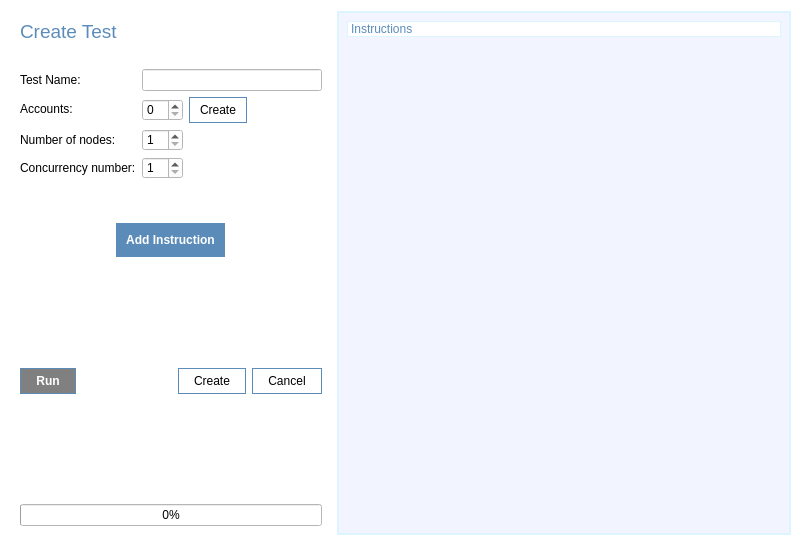
DaniCaballero/ide, file ui/Test_v2.ui: the form before one commit.
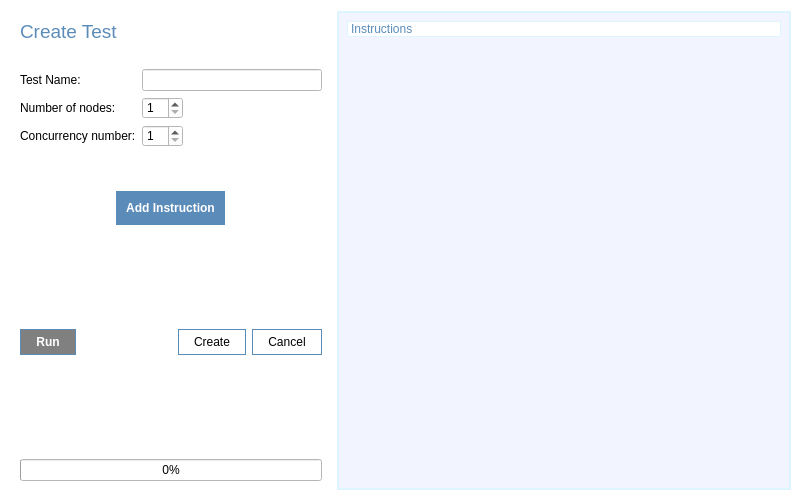
The form after the commit.

```diff
--- a/ui/Test_v2.ui
+++ b/ui/Test_v2.ui
@@ -7,7 +7,7 @@
     <x>0</x>
     <y>0</y>
     <width>802</width>
-    <height>546</height>
+    <height>501</height>
    </rect>
   </property>
   <property name="sizePolicy">
@@ -29,7 +29,7 @@
 
 </string>
   </property>
-  <layout class="QHBoxLayout" name="horizontalLayout_5">
+  <layout class="QHBoxLayout" name="horizontalLayout">
    <item>
     <widget class="QWidget" name="widget" native="true">
      <property name="sizePolicy">
@@ -88,72 +88,13 @@
          </widget>
         </item>
         <item row="1" column="0">
-         <widget class="QLabel" name="label_2">
-          <property name="text">
-           <string>Accounts:</string>
-          </property>
-         </widget>
-        </item>
-        <item row="1" column="1">
-         <layout class="QHBoxLayout" name="horizontalLayout">
-          <item>
-           <widget class="QSpinBox" name="accounts_number">
-            <property name="sizePolicy">
-             <sizepolicy hsizetype="Fixed" vsizetype="Fixed">
-              <horstretch>0</horstretch>
-              <verstretch>0</verstretch>
-             </sizepolicy>
-            </property>
-           </widget>
-          </item>
-          <item>
-           <widget class="QPushButton" name="create_accounts_btn">
-            <property name="sizePolicy">
-             <sizepolicy hsizetype="Fixed" vsizetype="Fixed">
-              <horstretch>0</horstretch>
-              <verstretch>0</verstretch>
-             </sizepolicy>
-            </property>
-            <property name="styleSheet">
-             <string notr="true">#create_accounts_btn {
-background-color: white;
-border: 1px solid #5b8cb9;
-
-padding: 5px 10px;
-}
-
-#create_accounts_btn::hover {
-background-color: #f2f5ff;
-}</string>
-            </property>
-            <property name="text">
-             <string>Create</string>
-            </property>
-           </widget>
-          </item>
-          <item>
-           <spacer name="horizontalSpacer">
-            <property name="orientation">
-             <enum>Qt::Horizontal</enum>
-            </property>
-            <property name="sizeHint" stdset="0">
-             <size>
-              <width>28</width>
-              <height>20</height>
-             </size>
-            </property>
-           </spacer>
-          </item>
-         </layout>
-        </item>
-        <item row="2" column="0">
          <widget class="QLabel" name="label_5">
           <property name="text">
            <string>Number of nodes:</string>
           </property>
          </widget>
         </item>
-        <item row="2" column="1">
+        <item row="1" column="1">
          <layout class="QHBoxLayout" name="horizontalLayout_2">
           <item>
            <widget class="QSpinBox" name="spinBox">
@@ -177,14 +118,14 @@
           </item>
          </layout>
         </item>
-        <item row="3" column="0">
+        <item row="2" column="0">
          <widget class="QLabel" name="label_6">
           <property name="text">
            <string>Concurrency number:</string>
           </property>
          </widget>
         </item>
-        <item row="3" column="1">
+        <item row="2" column="1">
          <layout class="QHBoxLayout" name="horizontalLayout_3">
           <item>
            <widget class="QSpinBox" name="spinBox_2">
@@ -398,7 +339,7 @@
         <x>0</x>
         <y>0</y>
         <width>421</width>
-        <height>522</height>
+        <height>477</height>
        </rect>
       </property>
       <layout class="QVBoxLayout" name="verticalLayout_3">
```
